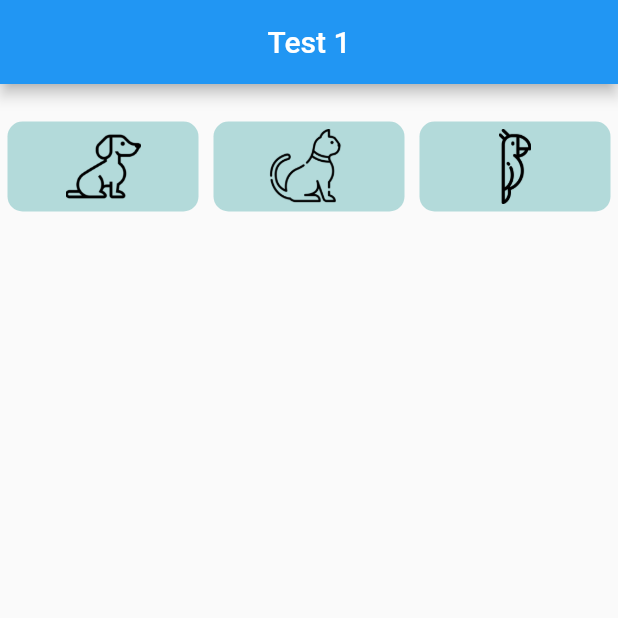
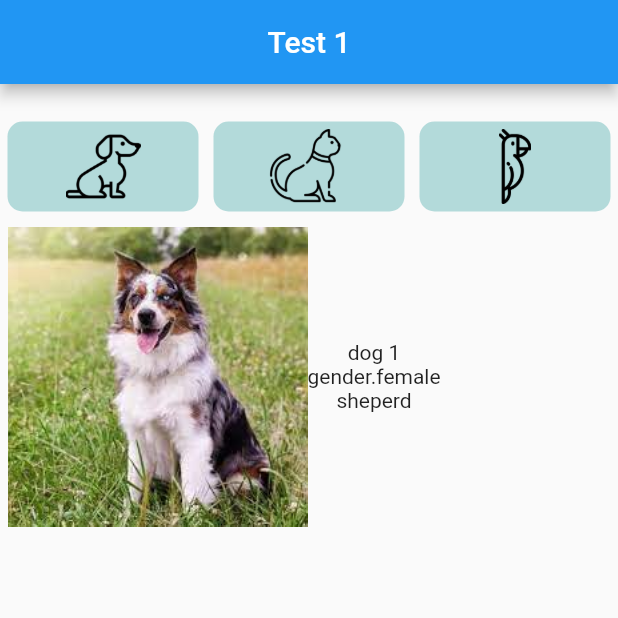
Before and after one commit to BenCras/Native_test1, a Flutter app: the screen it shows after launch, on a phone screen of 412 x 824 dp, the top half of it. Run offline on Flutter 3.47's test engine with Material 2 defaults, Android fonts, the light colour scheme and no system bars; missing offline and left inert: dart:html.

Commit message:
vraag 4 kinda

```diff
--- a/lib/main.dart
+++ b/lib/main.dart
@@ -3,6 +3,7 @@ import 'dart:html';
 import 'package:flutter/material.dart';
 import 'package:flutter/rendering.dart';
 import 'package:native_test1/data.dart';
+import 'package:native_test1/petCard.dart';
 
 void main() {
   runApp(MainApp());
@@ -61,8 +62,7 @@ class AppTreeState extends State<AppTree> {
                                   child: FadeInImage(
                                     placeholder:
                                         AssetImage('assets/images/dog.png'),
-                                      image:
-                                          AssetImage('assets/images/dog.png'),
+                                    image: AssetImage('assets/images/dog.png'),
                                     fit: BoxFit.fitHeight,
                                   ))),
                         ),
@@ -93,8 +93,7 @@ class AppTreeState extends State<AppTree> {
                                   child: FadeInImage(
                                     placeholder:
                                         AssetImage('assets/images/cat.png'),
-                                      image:
-                                          AssetImage('assets/images/cat.png'),
+                                    image: AssetImage('assets/images/cat.png'),
                                     fit: BoxFit.fitHeight,
                                   ))),
                         ),
@@ -123,17 +122,19 @@ class AppTreeState extends State<AppTree> {
                               child: Container(
                                   padding: EdgeInsets.all(5.0),
                                   child: FadeInImage(
-                                      placeholder: AssetImage(
-                                          'assets/images/parrot.png'),
-                                      image: AssetImage(
-                                          'assets/images/parrot.png'),
+                                    placeholder:
+                                        AssetImage('assets/images/parrot.png'),
+                                    image:
+                                        AssetImage('assets/images/parrot.png'),
                                     fit: BoxFit.fitHeight,
                                   ))),
                         ),
                       )),
                 )),
               ],
-              ),
+            )),
+            Row(
+              children: [PetCard()],
             )
           ],
         ));
--- /dev/null
+++ b/lib/petCard.dart
@@ -0,0 +1,32 @@
+import 'package:flutter/material.dart';
+
+class PetCard extends StatelessWidget {
+  @override
+  Widget build(BuildContext context) {
+    return Padding(
+      padding: const EdgeInsets.all(5),
+      child: Row(
+        children: [
+          Column(
+            children: [
+              Container(
+                  width: 200,
+                  child: FadeInImage(
+                    placeholder: AssetImage('assets/images/dog1.jpeg'),
+                    image: AssetImage('assets/images/dog1.jpeg'),
+                    fit: BoxFit.fitWidth,
+                  ))
+            ],
+          ),
+          Column(
+            children: [
+              Row(children: [Text('dog 1')]),
+              Row(children: [Text('gender.female')]),
+              Row(children: [Text('sheperd')])
+            ],
+          )
+        ],
+      ),
+    );
+  }
+}
```
Lines whose indentation alone changed are shown as unchanged.
